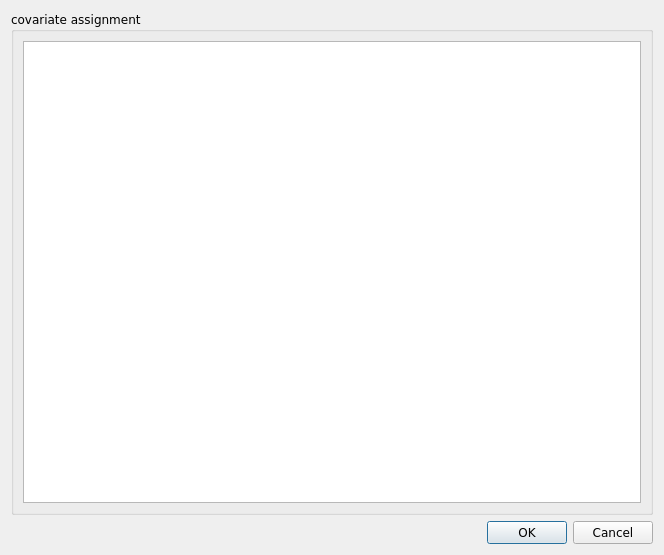
First picture: the form in change_cov_type_form.ui, repository bwallace/OpenMeta-analyst-, before the edit.
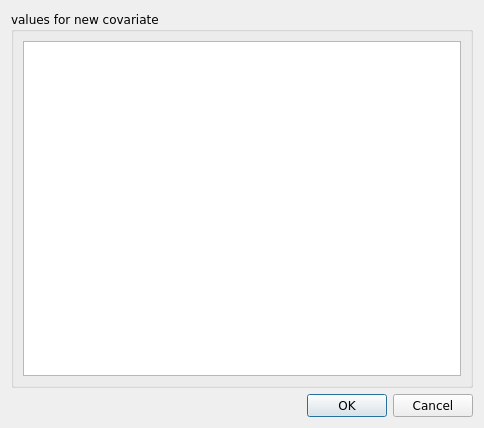
Second picture: the form after the edit. Icons and pictures are not drawn.

The edit to the form file:
```diff
--- a/change_cov_type_form.ui
+++ b/change_cov_type_form.ui
@@ -6,13 +6,13 @@
    <rect>
     <x>0</x>
     <y>0</y>
-    <width>664</width>
-    <height>555</height>
+    <width>484</width>
+    <height>428</height>
    </rect>
   </property>
   <property name="minimumSize">
    <size>
-    <width>550</width>
+    <width>400</width>
     <height>0</height>
    </size>
   </property>
@@ -38,11 +38,18 @@
    <item>
     <widget class="QGroupBox" name="grp_box_preview">
      <property name="title">
-      <string>covariate assignment</string>
+      <string>values for new covariate</string>
      </property>
      <layout class="QVBoxLayout" name="verticalLayout">
       <item>
-       <widget class="QTableView" name="cov_prev_table"/>
+       <widget class="QTableView" name="cov_prev_table">
+        <property name="maximumSize">
+         <size>
+          <width>16777215</width>
+          <height>16777215</height>
+         </size>
+        </property>
+       </widget>
       </item>
      </layout>
     </widget>
```
